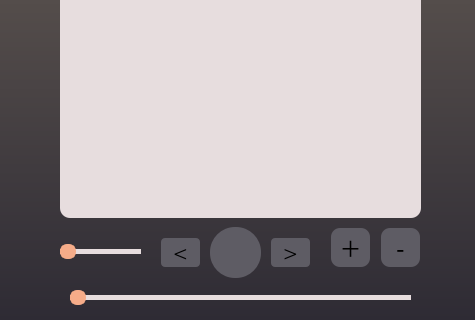
The window that Peachblack3.ui (YourBestFriendKenny/CancelProject) describes before a commit, drawn with Qt 5; both pictures show x 0 to 475 and y 143 to 463 of the 475 by 463 pixel window.
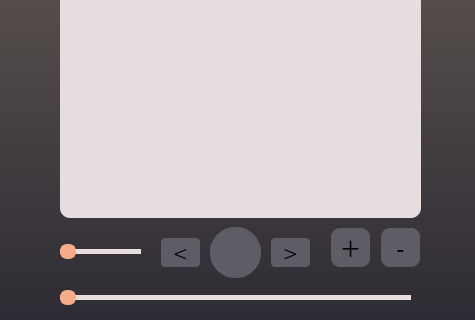
The same window after the commit. Icons and pictures are not drawn.

```diff
--- a/Peachblack3.ui
+++ b/Peachblack3.ui
@@ -76,9 +76,9 @@
   <widget class="QSlider" name="horizontalSlider_3">
    <property name="geometry">
     <rect>
-     <x>70</x>
+     <x>60</x>
      <y>430</y>
-     <width>341</width>
+     <width>351</width>
      <height>20</height>
     </rect>
    </property>
```
Left out of the diff: 11 changed lines with no effect on the pictures.
